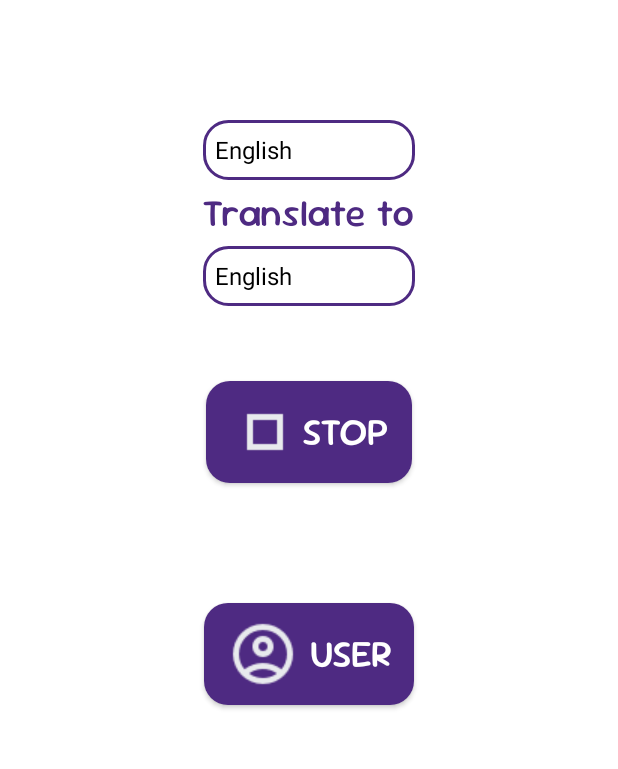
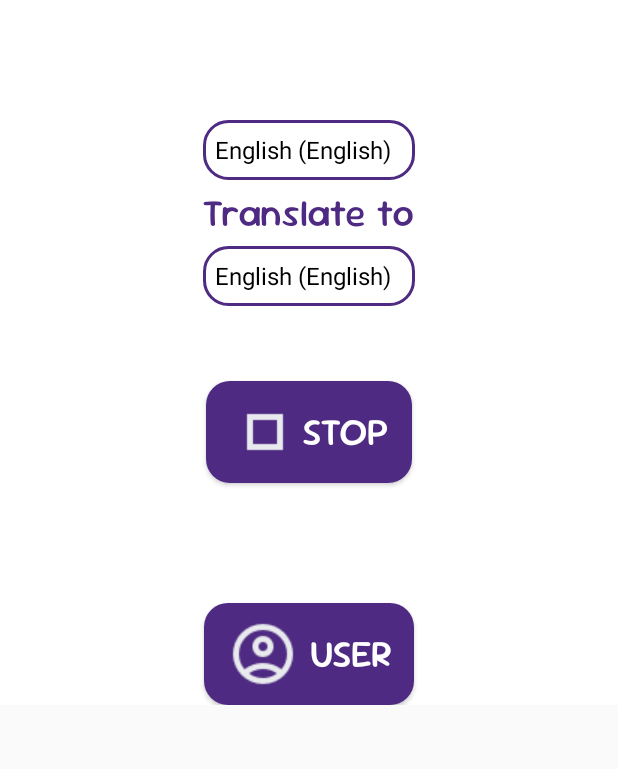
Before and after one commit to Lance-Azrael/CSS-545-UWB, an Android app built with Jetpack Compose: the screen it shows after launch (MainActivity), after a tap on "START", on a phone screen of 412 x 824 dp, the part 186-955 px from its top. Run offline under Robolectric (Android 15) with nearby library versions, the phone set to English and light mode, and no system bars; libraries missing offline, so code that uses them is left out: com.google.mlkit.common, com.google.mlkit.nl, com.google.mlkit.vision.

Commit message:
presentation ver

```diff
--- a/Project/app/build.gradle.kts
+++ b/Project/app/build.gradle.kts
@@ -68,6 +68,7 @@ dependencies {
     implementation(libs.play.services.auth)
     implementation(libs.google.services)
     implementation(libs.com.google.gms.google.services.gradle.plugin)
+    implementation(libs.firebase.common.ktx)
     testImplementation(libs.junit)
     androidTestImplementation(libs.androidx.junit)
     androidTestImplementation(libs.androidx.espresso.core)
--- a/Project/app/src/main/java/com/example/easyscreen/FloatingButtonService.kt
+++ b/Project/app/src/main/java/com/example/easyscreen/FloatingButtonService.kt
@@ -1,6 +1,5 @@
 package com.example.easyscreen
 
-import android.annotation.SuppressLint
 import android.app.Activity
 import android.app.NotificationChannel
 import android.app.NotificationManager
@@ -10,26 +9,18 @@ import android.content.Context
 import android.content.Intent
 import android.content.pm.ServiceInfo
 import android.graphics.Bitmap
-import android.graphics.BitmapFactory
 import android.graphics.Canvas
 import android.graphics.Color
 import android.graphics.PixelFormat
-import android.graphics.Rect
 import android.hardware.display.DisplayManager
 import android.hardware.display.VirtualDisplay
-import android.media.Image
 import android.media.ImageReader
-import android.media.MediaScannerConnection
 import android.media.projection.MediaProjection
 import android.media.projection.MediaProjectionManager
-import android.net.Uri
 import android.os.Build
-import android.os.Environment
 import android.os.IBinder
 import android.text.method.ScrollingMovementMethod
 import android.util.DisplayMetrics
-import android.util.Log
-import android.view.Display
 import android.view.Gravity
 import android.view.LayoutInflater
 import android.view.MotionEvent
@@ -37,31 +28,22 @@ import android.view.View
 import android.view.ViewGroup
 import android.view.WindowInsets
 import android.view.WindowManager
-import android.widget.Button
 import android.widget.ImageButton
 import android.widget.ImageView
 import android.widget.TextView
 import android.widget.Toast
-import androidx.activity.result.ActivityResultLauncher
-import androidx.activity.result.contract.ActivityResultContracts
 import androidx.annotation.RequiresApi
 import androidx.core.app.NotificationCompat
 import com.google.mlkit.common.model.DownloadConditions
 import com.google.mlkit.common.model.RemoteModelManager
-
 import com.google.mlkit.nl.translate.TranslateLanguage
 import com.google.mlkit.nl.translate.Translation
 import com.google.mlkit.nl.translate.TranslatorOptions
-import com.google.mlkit.nl.translate.TranslateRemoteModel
 import com.google.mlkit.vision.common.InputImage
 import com.google.mlkit.vision.text.TextRecognition
+import com.google.mlkit.vision.text.chinese.ChineseTextRecognizerOptions
 import com.google.mlkit.vision.text.latin.TextRecognizerOptions
-import com.google.mlkit.vision.text.chinese.ChineseTextRecognizerOptions
-//import com.google.android.material.floatingactionbutton.FloatingActionButton
-import java.io.File
-import java.io.FileOutputStream
 import java.lang.Thread.sleep
-import java.util.Properties
 
 
 class FloatingButtonService : Service() {
@@ -81,7 +63,7 @@ class FloatingButtonService : Service() {
 
     private lateinit var remoteModelManager: RemoteModelManager
 
-    private var mediaProjectionManager: MediaProjectionManager ?= null
+    private var mediaProjectionManager: MediaProjectionManager? = null
     private var cnt = 0
 
     private var xDelta = 0f
@@ -147,10 +129,8 @@ class FloatingButtonService : Service() {
         }
 
 
-
-
         translateButton.setOnClickListener {
-//            takeScreenshot()
+            Toast.makeText(this, "Tap and drag to select text", Toast.LENGTH_SHORT).show()
             cnt = 0
             Clip()
         }
@@ -172,7 +152,7 @@ class FloatingButtonService : Service() {
         }
 
 
-        //        // 设置悬浮按钮的参数
+        // 设置悬浮按钮的参数
         val params = WindowManager.LayoutParams(
             widthInPx,
             heightInPx,
@@ -559,6 +539,11 @@ class FloatingButtonService : Service() {
                                 params.width = WindowManager.LayoutParams.WRAP_CONTENT
                                 params.height = WindowManager.LayoutParams.WRAP_CONTENT
                                 windowManager.updateViewLayout(floatingButton, params)
+                                Toast.makeText(
+                                    this@FloatingButtonService,
+                                    "One finger to scroll\nTwo fingers to move",
+                                    Toast.LENGTH_SHORT
+                                ).show()
                             }
                             .addOnFailureListener { e ->
                                 e.printStackTrace()
@@ -568,7 +553,7 @@ class FloatingButtonService : Service() {
                     }
                     .addOnFailureListener { exception ->
                         println("Download failed")
-//                        Toast.makeText(this@FloatingButtonService, "Download failed", Toast.LENGTH_LONG).show()
+//                        Toast.makeText(this@FloatingButtonService, "Download failed", Toast.LENGTH_SHORT).show()
                     }
 
 
@@ -618,7 +603,7 @@ class FloatingButtonService : Service() {
                 imageReader.setOnImageAvailableListener({ reader ->
                     if (cnt == 0) {
                         println("enter setOnImageAvailableListener")
-                        sleep(1000)
+                        sleep(600)
                         val image = reader.acquireNextImage()
                         if (image != null) {
                             val width = image.width
--- a/Project/app/src/main/java/com/example/easyscreen/MainActivity.kt
+++ b/Project/app/src/main/java/com/example/easyscreen/MainActivity.kt
@@ -65,52 +65,131 @@ class MainActivity : ComponentActivity() {
 
         // language spinner
         sourceLanguageSpinner = findViewById(R.id.source_language_spinner)
+//        val sourceLanguages = arrayOf(
+//            "Afrikaans", "Albanian", "Arabic", "Belarusian", "Bengali", "Bulgarian", "Catalan",
+//            "Chinese", "Croatian", "Czech", "Danish", "Dutch", "English", "Esperanto", "Estonian",
+//            "Finnish", "French", "Galician", "Georgian", "German", "Greek", "Gujarati",
+//            "Haitian Creole", "Hebrew", "Hindi", "Hungarian", "Icelandic", "Indonesian",
+//            "Irish", "Italian", "Japanese", "Kannada", "Korean", "Lithuanian", "Latvian",
+//            "Macedonian", "Marathi", "Malay", "Maltese", "Norwegian", "Persian", "Polish",
+//            "Portuguese", "Romanian", "Russian", "Slovak", "Slovenian", "Spanish", "Swahili",
+//            "Swedish", "Tagalog", "Tamil", "Telugu", "Thai", "Turkish", "Ukrainian", "Urdu",
+//            "Vietnamese", "Welsh"
+//        )
         val sourceLanguages = arrayOf(
-            "Afrikaans", "Albanian", "Arabic", "Belarusian", "Bengali", "Bulgarian", "Catalan",
-            "Chinese", "Croatian", "Czech", "Danish", "Dutch", "English", "Esperanto", "Estonian",
-            "Finnish", "French", "Galician", "Georgian", "German", "Greek", "Gujarati",
-            "Haitian Creole", "Hebrew", "Hindi", "Hungarian", "Icelandic", "Indonesian",
-            "Irish", "Italian", "Japanese", "Kannada", "Korean", "Lithuanian", "Latvian",
-            "Macedonian", "Marathi", "Malay", "Maltese", "Norwegian", "Persian", "Polish",
-            "Portuguese", "Romanian", "Russian", "Slovak", "Slovenian", "Spanish", "Swahili",
-            "Swedish", "Tagalog", "Tamil", "Telugu", "Thai", "Turkish", "Ukrainian", "Urdu",
-            "Vietnamese", "Welsh"
+            "Afrikaans (Afrikaans)", "Catalan (Català)", "Czech (Čeština)",
+            "Danish (Dansk)", "Dutch (Nederlands)", "English (English)", "Estonian (Eesti)",
+            "Finnish (Suomi)", "French (Français)", "German (Deutsch)", "Hungarian (Magyar)",
+            "Indonesian (Bahasa Indonesia)", "Italian (Italiano)", "Malay (Bahasa Melayu)",
+            "Norwegian (Norsk)", "Polish (Polski)", "Portuguese (Português)", "Romanian (Română)",
+            "Slovak (Slovenčina)", "Spanish (Español)", "Swedish (Svenska)", "Turkish (Türkçe)",
+            "Vietnamese (Tiếng Việt)"
         )
-        val sourceAdapter = ArrayAdapter(this, android.R.layout.simple_spinner_dropdown_item, sourceLanguages)
+        val sourceAdapter =
+            ArrayAdapter(this, android.R.layout.simple_spinner_dropdown_item, sourceLanguages)
         sourceLanguageSpinner.adapter = sourceAdapter
 
         targetLanguageSpinner = findViewById(R.id.target_language_spinner)
         val targetLanguages = arrayOf(
-            "Afrikaans", "Albanian", "Arabic", "Belarusian", "Bengali", "Bulgarian", "Catalan",
-            "Chinese", "Croatian", "Czech", "Danish", "Dutch", "English", "Esperanto", "Estonian",
-            "Finnish", "French", "Galician", "Georgian", "German", "Greek", "Gujarati",
-            "Haitian Creole", "Hebrew", "Hindi", "Hungarian", "Icelandic", "Indonesian",
-            "Irish", "Italian", "Japanese", "Kannada", "Korean", "Lithuanian", "Latvian",
-            "Macedonian", "Marathi", "Malay", "Maltese", "Norwegian", "Persian", "Polish",
-            "Portuguese", "Romanian", "Russian", "Slovak", "Slovenian", "Spanish", "Swahili",
-            "Swedish", "Tagalog", "Tamil", "Telugu", "Thai", "Turkish", "Ukrainian", "Urdu",
-            "Vietnamese", "Welsh"
+            "Afrikaans (Afrikaans)",
+            "Albanian (Shqip)",
+            "Arabic (العربية)",
+            "Belarusian (Беларуская)",
+            "Bengali (বাংলা)",
+            "Bulgarian (Български)",
+            "Catalan (Català)",
+            "Chinese (中文)",
+            "Croatian (Hrvatski)",
+            "Czech (Čeština)",
+            "Danish (Dansk)",
+            "Dutch (Nederlands)",
+            "English (English)",
+            "Esperanto (Esperanto)",
+            "Estonian (Eesti)",
+            "Finnish (Suomi)",
+            "French (Français)",
+            "Galician (Galego)",
+            "Georgian (ქართული)",
+            "German (Deutsch)",
+            "Greek (Ελληνικά)",
+            "Gujarati (ગુજરાતી)",
+            "Haitian Creole (Kreyòl Ayisyen)",
+            "Hebrew (עברית)",
+            "Hindi (हिन्दी)",
+            "Hungarian (Magyar)",
+            "Icelandic (Íslenska)",
+            "Indonesian (Bahasa Indonesia)",
+            "Irish (Gaeilge)",
+            "Italian (Italiano)",
+            "Japanese (日本語)",
+            "Kannada (ಕನ್ನಡ)",
+            "Korean (한국어)",
+            "Lithuanian (Lietuvių)",
+            "Latvian (Latviešu)",
+            "Macedonian (Македонски)",
+            "Marathi (मराठी)",
+            "Malay (Bahasa Melayu)",
+            "Maltese (Malti)",
+            "Norwegian (Norsk)",
+            "Persian (فارسی)",
+            "Polish (Polski)",
+            "Portuguese (Português)",
+            "Romanian (Română)",
+            "Russian (Русский)",
+            "Slovak (Slovenčina)",
+            "Slovenian (Slovenščina)",
+            "Spanish (Español)",
+            "Swahili (Kiswahili)",
+            "Swedish (Svenska)",
+            "Tagalog (Tagalog)",
+            "Tamil (தமிழ்)",
+            "Telugu (తెలుగు)",
+            "Thai (ไทย)",
+            "Turkish (Türkçe)",
+            "Ukrainian (Українська)",
+            "Urdu (اردو)",
+            "Vietnamese (Tiếng Việt)",
+            "Welsh (Cymraeg)"
         )
-        val targetAdapter = ArrayAdapter(this, android.R.layout.simple_spinner_dropdown_item, targetLanguages)
+        val targetAdapter =
+            ArrayAdapter(this, android.R.layout.simple_spinner_dropdown_item, targetLanguages)
         targetLanguageSpinner.adapter = targetAdapter
 
 
 
         // language preference
         val sharedPrefs = getSharedPreferences("AppPrefs", MODE_PRIVATE)
-        selectedSourceLanguage = sharedPrefs.getString("sourceLanguage", "English") ?: "English"
-        selectedTargetLanguage = sharedPrefs.getString("targetLanguage", "English") ?: "English"
+        selectedSourceLanguage =
+            sharedPrefs.getString("sourceLanguage", "English (English)") ?: "English (English)"
+        selectedTargetLanguage =
+            sharedPrefs.getString("targetLanguage", "English (English)") ?: "English (English)"
         sourceLanguageSpinner.setSelection(sourceLanguages.indexOf(selectedSourceLanguage))
         targetLanguageSpinner.setSelection(targetLanguages.indexOf(selectedTargetLanguage))
 
         // listener for selecting language
         sourceLanguageSpinner.onItemSelectedListener = object : AdapterView.OnItemSelectedListener {
-            override fun onItemSelected(parent: AdapterView<*>?, view: View?, position: Int, id: Long) {
+            override fun onItemSelected(
+                parent: AdapterView<*>?,
+                view: View?,
+                position: Int,
+                id: Long
+            ) {
                 val newLanguage = sourceLanguages[position]
                 if (newLanguage != selectedSourceLanguage) {
                     selectedSourceLanguage = newLanguage
                     sharedPrefs.edit().putString("sourceLanguage", selectedSourceLanguage).apply()
-                    Toast.makeText(this@MainActivity, "重启翻译功能时生效", Toast.LENGTH_SHORT).show()
+                    Toast.makeText(
+                        this@MainActivity,
+                        "Restart service to change language",
+                        Toast.LENGTH_SHORT
+                    )
+                        .show()
+                    Toast.makeText(
+                        this@MainActivity,
+                        "First translation takes more time",
+                        Toast.LENGTH_SHORT
+                    )
+                        .show()
                 }
             }
 
@@ -128,23 +207,35 @@ class MainActivity : ComponentActivity() {
                 if (newLanguage != selectedTargetLanguage) {
                     selectedTargetLanguage = newLanguage
                     sharedPrefs.edit().putString("targetLanguage", selectedTargetLanguage).apply()
-                    Toast.makeText(this@MainActivity, "重启翻译功能时生效", Toast.LENGTH_SHORT).show()
+                    Toast.makeText(
+                        this@MainActivity,
+                        "Restart service to change language",
+                        Toast.LENGTH_SHORT
+                    )
+                        .show()
+                    Toast.makeText(
+                        this@MainActivity,
+                        "First translation takes more time",
+                        Toast.LENGTH_SHORT
+                    )
+                        .show()
                 }
             }
 
             override fun onNothingSelected(parent: AdapterView<*>?) {}
         }
 
-        // 用户界面跳转按钮
+        // user activity
         userButton = findViewById(R.id.user_button)
         userButton.setOnClickListener {
             val intent = Intent(this, UserActivity::class.java)
             startActivity(intent)
         }
 
-
+        // start button
         startButton = findViewById(R.id.startButton)
 
+        // screen capture service
         mediaProjectionManager =
             getSystemService(Context.MEDIA_PROJECTION_SERVICE) as MediaProjectionManager
 
@@ -153,8 +244,6 @@ class MainActivity : ComponentActivity() {
         ) { result ->
             if (result.resultCode == Activity.RESULT_OK) {
                 resultData = result.data
-                // 启动 Service 并传递权限数据
-                //startMyService(resultData)
             } else {
                 Toast.makeText(this, "Permission denied", Toast.LENGTH_SHORT).show()
 //                stopMyService()
@@ -184,6 +273,10 @@ class MainActivity : ComponentActivity() {
 
     }
 
+    fun extractLanguageName(language: String): String {
+        return language.split(" (")[0]
+    }
+
     private fun startScreenCapture() {
         val intent = mediaProjectionManager.createScreenCaptureIntent()
         screenCaptureLauncher.launch(intent)
@@ -192,11 +285,17 @@ class MainActivity : ComponentActivity() {
     private fun startMyService(resultData: Intent?) {
         val serviceIntent = Intent(this, FloatingButtonService::class.java).apply {
             putExtra("media_projection_data", resultData)
-            putExtra("source_language", selectedSourceLanguage)
-            putExtra("target_language", selectedTargetLanguage)
+            putExtra("source_language", extractLanguageName(selectedSourceLanguage))
+            putExtra("target_language", extractLanguageName(selectedTargetLanguage))
         }
         startForegroundService(serviceIntent)
         isServiceStarted = true
+        Toast.makeText(
+            this@MainActivity,
+            "Tap to translate\nTap around to drag",
+            Toast.LENGTH_SHORT
+        )
+            .show()
     }
 
     private fun stopMyService() {
--- a/Project/app/src/main/res/layout/activity_main.xml
+++ b/Project/app/src/main/res/layout/activity_main.xml
@@ -1,12 +1,15 @@
 <?xml version="1.0" encoding="utf-8"?>
-<LinearLayout
-    xmlns:android="http://schemas.android.com/apk/res/android"
+<android.widget.ScrollView xmlns:android="http://schemas.android.com/apk/res/android"
+    android:layout_width="match_parent"
+    android:layout_height="match_parent">
+
+    <LinearLayout xmlns:android="http://schemas.android.com/apk/res/android"
         android:layout_width="match_parent"
         android:layout_height="match_parent"
+        android:background="@android:color/white"
+        android:gravity="top|center_horizontal"
         android:orientation="vertical"
-    android:gravity="top|center_horizontal"
-    android:padding="0dp"
-    android:background="@android:color/white">
+        android:padding="0dp">
 
 
         <!-- App Title -->
@@ -14,16 +17,16 @@
             android:id="@+id/app_title"
             android:layout_width="match_parent"
             android:layout_height="wrap_content"
-        android:text="EasyScreen Translator"
-        android:textSize="35sp"
+            android:background="@drawable/title_background"
             android:fontFamily="@font/freckle_face"
-        android:textColor="@android:color/white"
             android:gravity="center"
             android:paddingLeft="20dp"
+            android:paddingTop="40dp"
             android:paddingRight="20dp"
-        android:paddingTop="40dp"
             android:paddingBottom="40dp"
-        android:background="@drawable/title_background"/>
+            android:text="EasyScreen Translator"
+            android:textColor="@android:color/white"
+            android:textSize="35sp" />
         />
 
 
@@ -32,25 +35,25 @@
             android:id="@+id/source_language_spinner"
             android:layout_width="match_parent"
             android:layout_height="40dp"
+            android:layout_marginLeft="135dp"
+            android:layout_marginTop="80dp"
+            android:layout_marginRight="135dp"
             android:background="@drawable/spinner_background"
-        android:layout_marginLeft="135dp"
-        android:layout_marginRight="135dp"
-        android:textSize="16sp"
             android:fontFamily="@font/sour_gummy"
-        android:layout_marginTop="80dp"
-        android:gravity="center_vertical"/>
+            android:gravity="center_vertical"
+            android:textSize="16sp" />
 
         <!-- Translate to -->
         <TextView
             android:layout_width="wrap_content"
             android:layout_height="wrap_content"
+            android:layout_marginTop="5dp"
+            android:layout_marginBottom="5dp"
+            android:fontFamily="@font/sour_gummy"
+            android:gravity="center"
             android:text="Translate to"
-        android:textSize="25sp"
-        android:fontFamily="@font/sour_gummy"
             android:textColor="#4E2A82"
-        android:gravity="center"
-        android:layout_marginTop="5dp"
-        android:layout_marginBottom="5dp"/>
+            android:textSize="25sp" />
 
 
         <!-- Language Spinner -->
@@ -58,12 +61,12 @@
             android:id="@+id/target_language_spinner"
             android:layout_width="match_parent"
             android:layout_height="40dp"
-        android:background="@drawable/spinner_background"
             android:layout_marginLeft="135dp"
             android:layout_marginRight="135dp"
-        android:textSize="16sp"
+            android:background="@drawable/spinner_background"
             android:fontFamily="@font/sour_gummy"
-        android:gravity="center_vertical"/>
+            android:gravity="center_vertical"
+            android:textSize="16sp" />
 
 
         <!-- Start Button -->
@@ -71,18 +74,18 @@
             android:id="@+id/startButton"
             android:layout_width="wrap_content"
             android:layout_height="wrap_content"
-        android:text="Start"
-        android:textSize="25sp"
+            android:layout_marginTop="50dp"
+            android:background="@drawable/button_background"
+            android:drawableLeft="@drawable/ic_start"
             android:fontFamily="@font/sour_gummy"
-        android:drawableLeft="@drawable/ic_start"
+            android:gravity="center"
             android:paddingLeft="15dp"
+            android:paddingTop="10dp"
             android:paddingRight="15dp"
             android:paddingBottom="10dp"
-        android:paddingTop="10dp"
-        android:gravity="center"
+            android:text="Start"
             android:textColor="@android:color/white"
-        android:background="@drawable/button_background"
-        android:layout_marginTop="50dp"/>
+            android:textSize="25sp" />
 
 
         <!-- 用户按钮 -->
@@ -104,3 +107,4 @@
             android:textSize="25sp" />
 
     </LinearLayout>
+</android.widget.ScrollView>
--- a/Project/app/src/main/res/layout/floating_button_layout.xml
+++ b/Project/app/src/main/res/layout/floating_button_layout.xml
@@ -4,10 +4,10 @@
     xmlns:tools="http://schemas.android.com/tools"
     android:layout_width="match_parent"
     android:layout_height="wrap_content"
+    android:background="@drawable/floating_button_layout_background"
     android:gravity="bottom"
     android:orientation="vertical"
-    android:padding="0dp"
-    android:background="@drawable/floating_button_layout_background">
+    android:padding="0dp">
 
     <ImageView
         android:id="@+id/floatingButton"
--- a/Project/gradle/libs.versions.toml
+++ b/Project/gradle/libs.versions.toml
@@ -20,6 +20,7 @@ firebaseAuth = "23.1.0"
 playServicesAuth = "21.2.0"
 googleServices = "4.4.2"
 comGoogleGmsGoogleServicesGradlePlugin = "4.4.2"
+firebaseCommonKtx = "21.0.0"
 
 [libraries]
 androidx-core-ktx = { group = "androidx.core", name = "core-ktx", version.ref = "coreKtx" }
@@ -48,6 +49,7 @@ firebase-auth = { group = "com.google.firebase", name = "firebase-auth", version
 play-services-auth = { group = "com.google.android.gms", name = "play-services-auth", version.ref = "playServicesAuth" }
 google-services = { group = "com.google.gms", name = "google-services", version.ref = "googleServices" }
 com-google-gms-google-services-gradle-plugin = { group = "com.google.gms.google-services", name = "com.google.gms.google-services.gradle.plugin", version.ref = "comGoogleGmsGoogleServicesGradlePlugin" }
+firebase-common-ktx = { group = "com.google.firebase", name = "firebase-common-ktx", version.ref = "firebaseCommonKtx" }
 
 [plugins]
 android-application = { id = "com.android.application", version.ref = "agp" }
```
Also changed, not shown: Project/app/src/main/res/mipmap-hdpi/icon.webp. Lines whose indentation alone changed are shown as unchanged.
